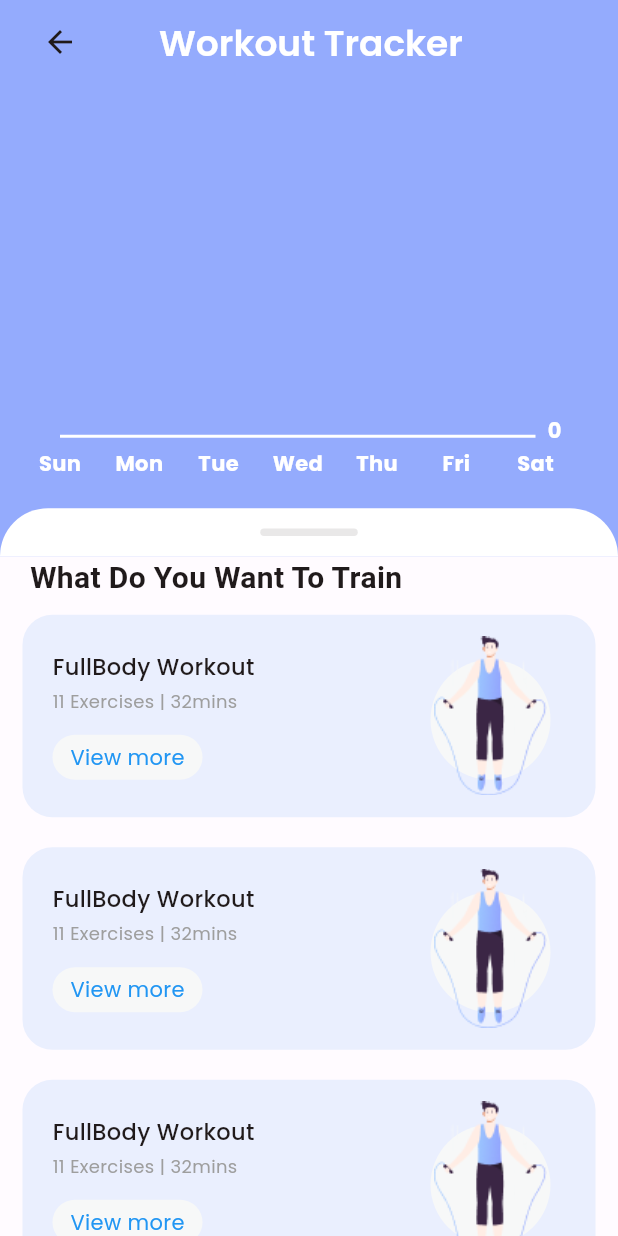
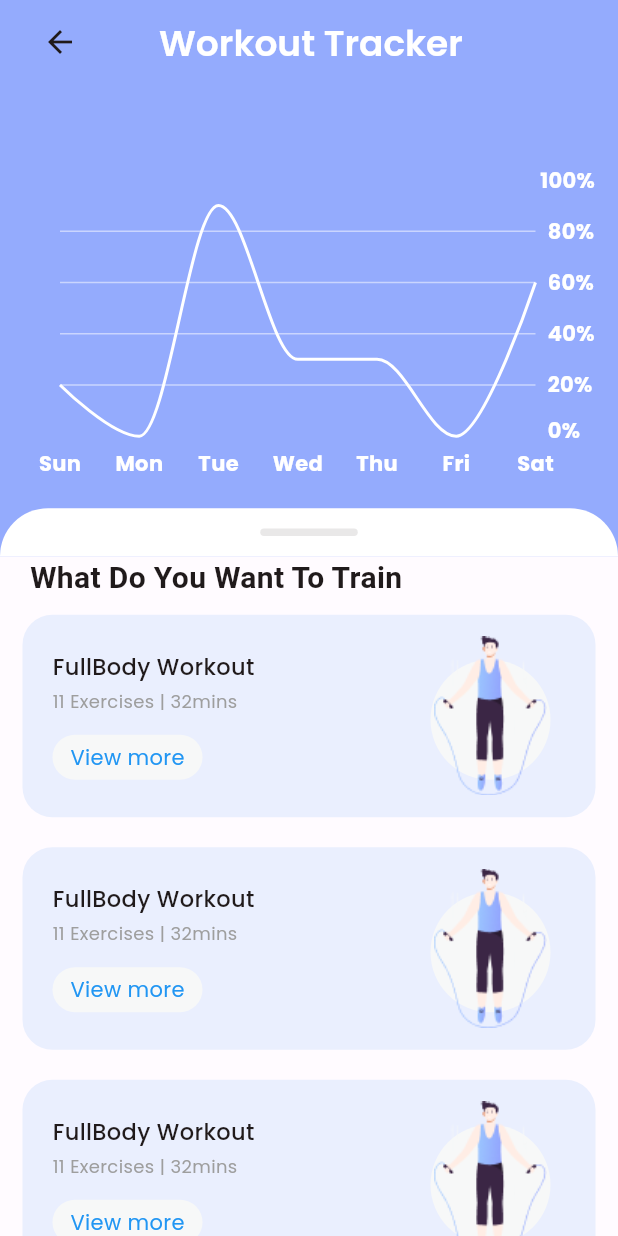
Before and after one commit to viveknarawade/FitnessApp, a Flutter app: the WorkoutTracker screen opened directly, on a phone screen of 412 x 824 dp. Run offline on Flutter 3.47's test engine with Material 3 defaults, Android fonts, the phone set to English and light mode, and no system bars; drawn by our look-alikes of fl_chart; our stand-ins replace flutter_svg, google_fonts; missing offline and left inert: simple_animation_progress_bar.

```diff
--- a/FitLife/lib/main.dart
+++ b/FitLife/lib/main.dart
@@ -2,6 +2,7 @@ import 'package:fitness_app/Dashboard/home_ui.dart';
 import 'package:fitness_app/Login/login.dart';
 import 'package:fitness_app/Onboarding/onboarding.dart';
 import 'package:fitness_app/Theme/color.dart';
+import 'package:fitness_app/workout/workoutTracker.dart';
 import 'package:flutter/material.dart';
 
 void main() {
--- a/FitLife/lib/workout/workoutLineChart.dart
+++ b/FitLife/lib/workout/workoutLineChart.dart
@@ -6,40 +6,17 @@ class Workoutlinechart extends StatefulWidget {
   const Workoutlinechart({super.key});
 
   @override
-  State<Workoutlinechart> createState() => _WorkoutlinechartState();
+  State<Workoutlinechart> createState() => _DemoState();
 }
 
 TextStyle textStyle() {
   return GoogleFonts.poppins(
       fontSize: 14,
       color: Colors.white,
-      fontWeight: FontWeight.w700);
+      fontWeight: FontWeight.w700); // Make sure to return the TextStyle
 }
 
-class _WorkoutlinechartState extends State<Workoutlinechart> {
-  // This list will hold the dynamic calories burned data
-  List<FlSpot> caloriesData = [
-    FlSpot(0, 0), // Sunday
-    FlSpot(1, 0), // Monday
-    FlSpot(2, 0), // Tuesday
-    FlSpot(3, 0), // Wednesday
-    FlSpot(4, 0), // Thursday
-    FlSpot(5, 0), // Friday
-    FlSpot(6, 0), // Saturday
-  ];
-
-  // Function to update calories burned data
-  void updateCaloriesData(int dayIndex, double calories) {
-    setState(() {
-      caloriesData[dayIndex] = FlSpot(dayIndex.toDouble(), calories);
-    });
-  }
-
-  // Example function to simulate user burning calories
-  void burnCalories(int dayIndex, double calories) {
-    updateCaloriesData(dayIndex, calories);
-  }
-
+class _DemoState extends State<Workoutlinechart> {
   @override
   Widget build(BuildContext context) {
     return Padding(
@@ -50,7 +27,15 @@ class _WorkoutlinechartState extends State<Workoutlinechart> {
           LineChartData(
             lineBarsData: [
               LineChartBarData(
-                spots: caloriesData, // Use dynamic calories data here
+                spots: [
+                  FlSpot(0, 20),
+                  FlSpot(1, 0),
+                  FlSpot(2, 90),
+                  FlSpot(3, 30),
+                  FlSpot(4, 30),
+                  FlSpot(5, 0),
+                  FlSpot(6, 60),
+                ],
                 color: Colors.white,
                 isCurved: true,
                 curveSmoothness: 0.35,
@@ -61,43 +46,46 @@ class _WorkoutlinechartState extends State<Workoutlinechart> {
                     return false;
                   },
                 ),
-              ),
+              )
             ],
+            minY: 0, // Set minY to ensure 0 is always displayed
+            maxY: 100, // Set maxY for the percentage scale
             titlesData: FlTitlesData(
               rightTitles: AxisTitles(
                 sideTitles: SideTitles(
                   showTitles: true,
                   getTitlesWidget: (value, meta) {
+                    // Change to display 0% when spots are zero
                     switch (value.toInt()) {
                       case 0:
                         return Padding(
                           padding: const EdgeInsets.only(bottom: 8.0, left: 8),
-                          child: Text('0', style: textStyle()),
+                          child: Text('0%', style: textStyle()),
                         );
                       case 20:
                         return Padding(
                           padding: const EdgeInsets.only(left: 8.0),
-                          child: Text('20', style: textStyle()),
+                          child: Text('20%', style: textStyle()),
                         );
                       case 40:
                         return Padding(
                           padding: const EdgeInsets.only(left: 8.0),
-                          child: Text('40', style: textStyle()),
+                          child: Text('40%', style: textStyle()),
                         );
                       case 60:
                         return Padding(
                           padding: const EdgeInsets.only(left: 8.0),
-                          child: Text('60', style: textStyle()),
+                          child: Text('60%', style: textStyle()),
                         );
                       case 80:
                         return Padding(
                           padding: const EdgeInsets.only(left: 8.0),
-                          child: Text('80', style: textStyle()),
+                          child: Text('80%', style: textStyle()),
                         );
                       case 100:
                         return Padding(
                           padding: const EdgeInsets.only(left: 3.0),
-                          child: Text('100', style: textStyle()),
+                          child: Text('100%', style: textStyle()),
                         );
                       default:
                         return const SizedBox.shrink();
@@ -120,32 +108,50 @@ class _WorkoutlinechartState extends State<Workoutlinechart> {
                       case 1:
                         return Padding(
                           padding: const EdgeInsets.all(8.0),
-                          child: Text('Mon', style: textStyle()),
+                          child: Text(
+                            'Mon',
+                            style: textStyle(),
+                          ),
                         );
                       case 2:
                         return Padding(
                           padding: const EdgeInsets.all(8.0),
-                          child: Text('Tue', style: textStyle()),
+                          child: Text(
+                            'Tue',
+                            style: textStyle(),
+                          ),
                         );
                       case 3:
                         return Padding(
                           padding: const EdgeInsets.all(8.0),
-                          child: Text('Wed', style: textStyle()),
+                          child: Text(
+                            'Wed',
+                            style: textStyle(),
+                          ),
                         );
                       case 4:
                         return Padding(
                           padding: const EdgeInsets.all(8.0),
-                          child: Text('Thu', style: textStyle()),
+                          child: Text(
+                            'Thu',
+                            style: textStyle(),
+                          ),
                         );
                       case 5:
                         return Padding(
                           padding: const EdgeInsets.all(8.0),
-                          child: Text('Fri', style: textStyle()),
+                          child: Text(
+                            'Fri',
+                            style: textStyle(),
+                          ),
                         );
                       case 6:
                         return Padding(
                           padding: const EdgeInsets.all(8.0),
-                          child: Text('Sat', style: textStyle()),
+                          child: Text(
+                            'Sat',
+                            style: textStyle(),
+                          ),
                         );
                       default:
                         return const SizedBox.shrink();
@@ -162,15 +168,20 @@ class _WorkoutlinechartState extends State<Workoutlinechart> {
                 sideTitles: SideTitles(showTitles: false),
               ),
             ),
-            borderData: FlBorderData(show: false),
+            borderData: FlBorderData(
+              show: false, // This hides the border
+            ),
             gridData: FlGridData(
-              show: true,
-              drawHorizontalLine: true,
-              drawVerticalLine: false,
+              show: true, // Set to true to show grid lines
+              drawHorizontalLine:
+                  true, // Set to true to show horizontal grid lines
+              drawVerticalLine:
+                  false, // Set to false to hide vertical grid lines
               getDrawingHorizontalLine: (value) {
                 return FlLine(
-                  color: Colors.white.withOpacity(0.5),
-                  strokeWidth: 1,
+                  color: Colors.white
+                      .withOpacity(0.5), // Set color for horizontal grid lines
+                  strokeWidth: 1, // Set stroke width for horizontal grid lines
                 );
               },
             ),
```
